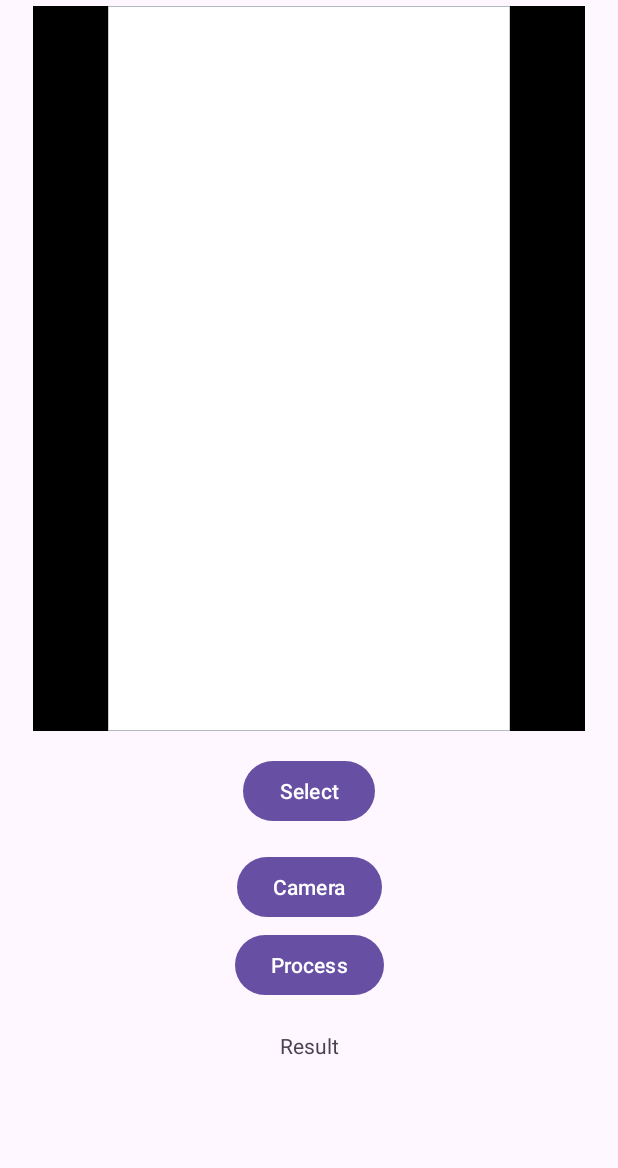
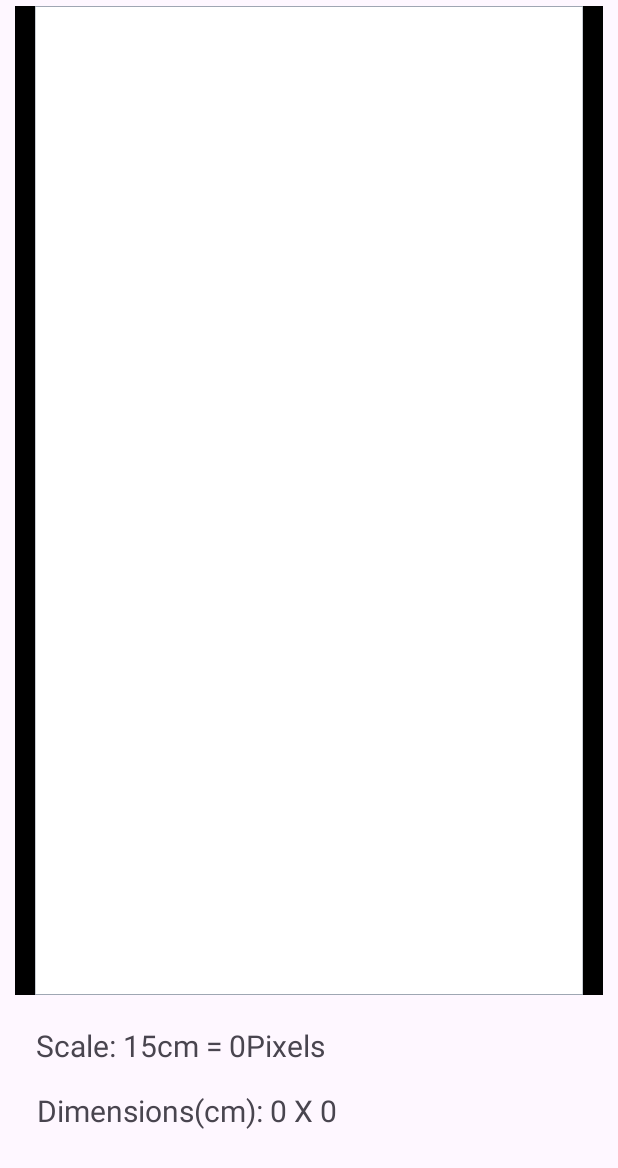
Before and after one commit to EmbeddedCreations/Billboard, an Android app: the MainActivity3 screen opened directly, with no data from a screen before it, after a tap on "Process", on a phone screen of 412 x 824 dp. Shown: the top 1168 px of the screen. Run offline under Robolectric (Android 15) with nearby library versions, the phone set to English and light mode, and no system bars; libraries missing offline, so code that uses them is left out: org.opencv.android, org.opencv.core, org.opencv.imgproc; 1 statement that could not run was skipped.

Commit message:
A4 Size paper dimension detection Complete

```diff
--- a/app/src/main/java/com/example/billboard/MainActivity4.java
+++ b/app/src/main/java/com/example/billboard/MainActivity4.java
@@ -1,6 +1,7 @@
 package com.example.billboard;
 
 import android.content.DialogInterface;
+import android.content.Intent;
 import android.graphics.Bitmap;
 import android.graphics.BitmapFactory;
 import android.graphics.Canvas;
@@ -18,6 +19,7 @@ import androidx.appcompat.app.AppCompatActivity;
 import org.opencv.android.OpenCVLoader;
 import org.opencv.android.Utils;
 import org.opencv.core.Core;
+import org.opencv.core.CvType;
 import org.opencv.core.Mat;
 import org.opencv.core.MatOfPoint;
 import org.opencv.core.MatOfPoint2f;
@@ -27,6 +29,7 @@ import org.opencv.core.Scalar;
 import org.opencv.core.Size;
 import org.opencv.imgproc.Imgproc;
 
+import java.text.DecimalFormat;
 import java.util.ArrayList;
 import java.util.Collections;
 import java.util.List;
@@ -35,16 +38,21 @@ public class MainActivity4 extends AppCompatActivity {
     private ImageView imageView;
     private Bitmap bitmap,receivedBitmap;
     private Mat mat,bgr;
-    private TextView result;
+    private TextView scale,Dimensions;
+    private double scale_pixels,length,breadth;
 
     protected void onCreate(Bundle savedInstanceState) {
         super.onCreate(savedInstanceState);
         setContentView(R.layout.activity_main4);
         imageView = findViewById(R.id.image_view);
-        result = findViewById(R.id.result);
+        scale = findViewById(R.id.scale);
+        Dimensions = findViewById(R.id.Dimensions);
+
         // Retrieve the file path from the intent
         String filePath = getIntent().getStringExtra("imageFilePath");
-
+        scale_pixels = getIntent().getDoubleExtra("scale",0);
+        length = getIntent().getDoubleExtra("length",0);
+        breadth = getIntent().getDoubleExtra("breadth",0);
         // Load the Bitmap from the file
         receivedBitmap = BitmapFactory.decodeFile(filePath);
         if(OpenCVLoader.initDebug()) Log.d("Loaded","Success");
@@ -55,9 +63,10 @@ public class MainActivity4 extends AppCompatActivity {
 
             imageView = findViewById(R.id.image_view);
             imageView.setImageBitmap(receivedBitmap);
-            mat = new Mat();
-            Utils.bitmapToMat(receivedBitmap , mat);
-            processImage();
+            DecimalFormat decimalFormat = new DecimalFormat("#.##");
+            scale.setText("Scale: 15cm = "+ decimalFormat.format(scale_pixels)+ "Pixels");
+            Dimensions.setText("Dimensions(cm): " + decimalFormat.format(length)+" X "+decimalFormat.format(breadth));
+
 
         } else {
             // Handle the case when the intent extra is null
@@ -68,88 +77,9 @@ public class MainActivity4 extends AppCompatActivity {
 
 
     }
-    public void DoProcess(View view){
-        bitmap = getBitmapFromView(imageView);
 
 
 
-
-    }
-
-    private void processImage() {
-        Mat hsv = new Mat();
-        Imgproc.cvtColor(mat, hsv, Imgproc.COLOR_BGR2HSV);
-
-// Define the lower and upper HSV color range values for red
-        Scalar lowerRed1 = new Scalar(0, 100, 100); // Lower HSV values for red (range 1)
-        Scalar upperRed1 = new Scalar(10, 255, 255); // Upper HSV values for red (range 1)
-        Scalar lowerRed2 = new Scalar(170, 100, 100); // Lower HSV values for red (range 2)
-        Scalar upperRed2 = new Scalar(180, 255, 255); // Upper HSV values for red (range 2)
-
-// Apply color thresholding to obtain a binary mask for red color
-        Mat mask1 = new Mat();
-        Core.inRange(hsv, lowerRed1, upperRed1, mask1);
-
-        Mat mask2 = new Mat();
-        Core.inRange(hsv, lowerRed2, upperRed2, mask2);
-
-        Mat redMask = new Mat();
-        Core.bitwise_or(mask1, mask2, redMask);
-
-// Perform morphological operations to enhance the red mask
-        Mat kernel = Imgproc.getStructuringElement(Imgproc.MORPH_RECT, new Size(5, 5));
-        Imgproc.morphologyEx(redMask, redMask, Imgproc.MORPH_CLOSE, kernel);
-
-// Find contours in the binary mask
-        List<MatOfPoint> contours = new ArrayList<>();
-        Mat hierarchy = new Mat();
-        Imgproc.findContours(redMask, contours, hierarchy, Imgproc.RETR_EXTERNAL, Imgproc.CHAIN_APPROX_SIMPLE);
-
-        double maxArea = 0;
-        MatOfPoint maxContour = null;
-
-        for (MatOfPoint contour : contours) {
-            double area = Imgproc.contourArea(contour);
-            if (area > maxArea) {
-                maxArea = area;
-                maxContour = contour;
-            }
-        }
-
-        if (maxContour != null) {
-            Rect boundingRect = Imgproc.boundingRect(maxContour);
-            Imgproc.rectangle(mat, boundingRect.tl(), boundingRect.br(), new Scalar(0, 255, 0), 2);
-
-            int width = boundingRect.width;
-            int height = boundingRect.height;
-            result.setText("Red Strip Dimensions: " + width + " x " + height + " pixels");
-        } else {
-            result.setText("No red strip found.");
-        }
-
-
-        Utils.matToBitmap(mat, receivedBitmap);
-        imageView.setImageBitmap(receivedBitmap);
-    }
-
-    //Process Billboard
-
-
-
-    //To Get Bitmap from View
-    private Bitmap getBitmapFromView(View view) {
-        Bitmap returnedBitmap = Bitmap.createBitmap(view.getWidth(), view.getHeight(), Bitmap.Config.ARGB_8888);
-        Canvas canvas = new Canvas(returnedBitmap);
-        Drawable bgDrawable = view.getBackground();
-        if (bgDrawable != null) {
-            bgDrawable.draw(canvas);
-        } else {
-            canvas.drawColor(Color.WHITE);
-        }
-        view.draw(canvas);
-
-        return returnedBitmap;
-    }
     public void onBackPressed()
     {
         AlertDialog.Builder builder = new AlertDialog.Builder(MainActivity4.this);
@@ -159,6 +89,8 @@ public class MainActivity4 extends AppCompatActivity {
                 .setPositiveButton("ok", new DialogInterface.OnClickListener() {
                     @Override
                     public void onClick(DialogInterface dialogInterface, int i) {
+                        Intent resultIntent = new Intent();
+                        setResult(RESULT_OK, resultIntent);
                         MainActivity4.super.onBackPressed();
                     }
                 })
--- a/app/src/main/res/layout/activity_main4.xml
+++ b/app/src/main/res/layout/activity_main4.xml
@@ -8,70 +8,47 @@
 
     <ImageView
         android:id="@+id/image_view"
-        android:layout_width="368dp"
-        android:layout_height="483dp"
+        android:layout_width="0dp"
+        android:layout_height="0dp"
         android:layout_marginStart="16dp"
         android:layout_marginTop="4dp"
         android:layout_marginEnd="16dp"
         android:background="#000"
+        app:layout_constraintWidth_percent="0.95"
         app:layout_constraintEnd_toEndOf="parent"
         app:layout_constraintStart_toStartOf="parent"
         app:layout_constraintTop_toTopOf="parent"
+        app:layout_constraintHeight_percent="0.80"
         tools:ignore="MissingConstraints" />
 
-    <Button
-        android:id="@+id/select"
+
+    <TextView
+        android:id="@+id/scale"
         android:layout_width="wrap_content"
         android:layout_height="wrap_content"
-        android:text="Select"
-        app:layout_constraintTop_toBottomOf="@+id/image_view"
+        android:layout_marginStart="16dp"
+        android:layout_marginTop="20dp"
+        android:text="Scale: "
+        android:textSize="20dp"
+        app:layout_constraintEnd_toEndOf="parent"
+        app:layout_constraintHorizontal_bias="0.038"
         app:layout_constraintStart_toStartOf="parent"
-        app:layout_constraintEnd_toEndOf="parent"
-        android:layout_marginTop="16dp"
-        android:layout_marginStart="16dp"
-        android:layout_marginEnd="16dp"
-        tools:ignore="MissingConstraints" />
+        app:layout_constraintTop_toBottomOf="@+id/image_view" />
 
-    <Button
-        android:id="@+id/camera"
+    <TextView
+        android:id="@+id/Dimensions"
         android:layout_width="wrap_content"
         android:layout_height="wrap_content"
         android:layout_marginStart="16dp"
         android:layout_marginTop="16dp"
         android:layout_marginEnd="16dp"
-        android:text="Camera"
+        android:text="Dimensions(cm): "
+        android:textSize="20dp"
         app:layout_constraintEnd_toEndOf="parent"
-        app:layout_constraintHorizontal_bias="0.501"
+        app:layout_constraintHorizontal_bias="0.047"
         app:layout_constraintStart_toStartOf="parent"
-        app:layout_constraintTop_toBottomOf="@+id/select"
+        app:layout_constraintTop_toBottomOf="@+id/scale"
         tools:ignore="MissingConstraints" />
 
-    <Button
-        android:id="@+id/P_process"
-        android:layout_width="wrap_content"
-        android:layout_height="wrap_content"
-        android:layout_marginStart="16dp"
-        android:layout_marginTop="68dp"
-        android:layout_marginEnd="16dp"
-        android:onClick="DoProcess"
-        android:text="Process"
-        app:layout_constraintEnd_toEndOf="parent"
-        app:layout_constraintHorizontal_bias="0.501"
-        app:layout_constraintStart_toStartOf="parent"
-        app:layout_constraintTop_toBottomOf="@+id/select"
-        tools:ignore="MissingConstraints" />
-
-    <TextView
-        android:id="@+id/result"
-        android:layout_width="wrap_content"
-        android:layout_height="wrap_content"
-        android:layout_marginStart="16dp"
-        android:layout_marginTop="72dp"
-        android:layout_marginEnd="16dp"
-        android:text="Result"
-        app:layout_constraintEnd_toEndOf="parent"
-        app:layout_constraintStart_toStartOf="parent"
-        app:layout_constraintTop_toBottomOf="@+id/camera"
-        tools:ignore="MissingConstraints" />
 
 </androidx.constraintlayout.widget.ConstraintLayout>
```
Also changed, not shown: app/src/main/java/com/example/billboard/DrawingView.java (+25 -7 lines), app/src/main/java/com/example/billboard/MainActivity3.java (+73 -4 lines), 22 other files.
